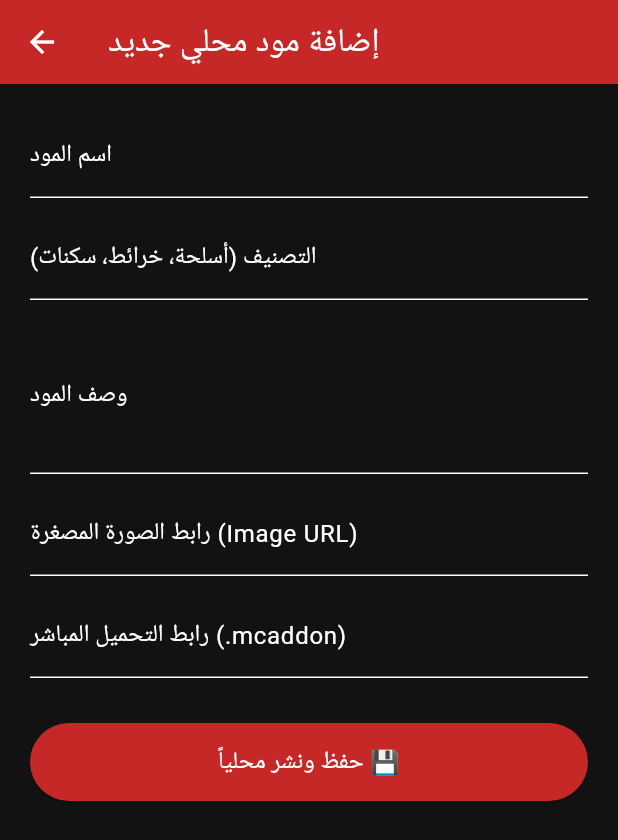
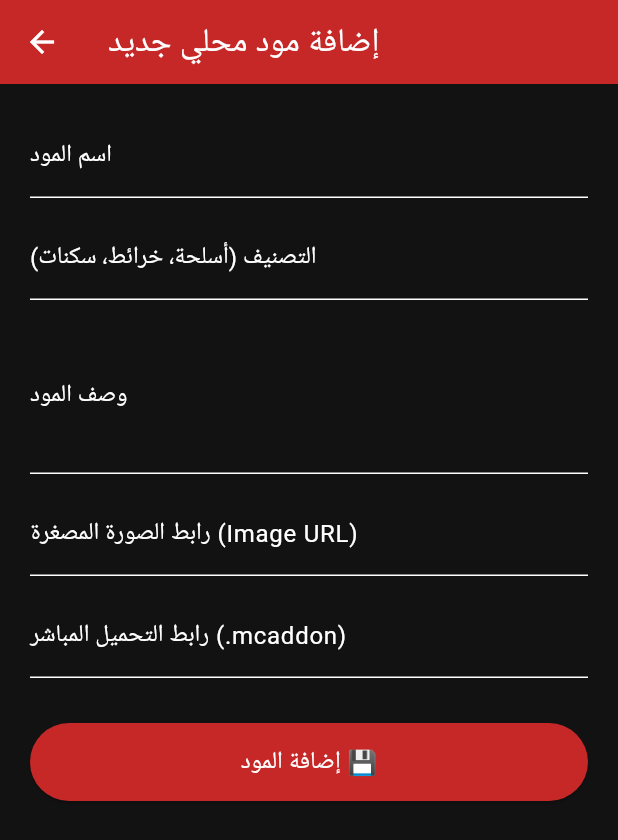
Before and after one commit to twkt7538-arch/KIM-ADDONS52, a Flutter app: the screen it shows after launch, item 4 of the bottom bar chosen, after a tap on "إضافة مود جديد محلياً 📂", on a phone screen of 412 x 824 dp. Shown: the top 840 px of the screen. Run offline on Flutter 3.47's test engine with Material 3 defaults, Android fonts, the phone set to English and light mode, and no system bars.

Commit message:
إصلاح الأخطاء البرمجية والتحول لنظام محلي مستقر تماماً

```diff
--- a/lib/main.dart
+++ b/lib/main.dart
@@ -1,6 +1,4 @@
 import 'package:flutter/material.dart';
-import 'package:shared_preferences/shared_preferences.dart';
-import 'dart:convert';
 
 void main() {
   WidgetsFlutterBinding.ensureInitialized();
@@ -23,24 +21,6 @@ class AddonModel {
     required this.imageUrl,
     required this.downloadLink,
   });
-
-  Map<String, dynamic> toJson() => {
-        'id': id,
-        'title': title,
-        'category': category,
-        'description': description,
-        'imageUrl': imageUrl,
-        'downloadLink': downloadLink,
-      };
-
-  factory AddonModel.fromJson(Map<String, dynamic> json) => AddonModel(
-        id: json['id'] ?? '',
-        title: json['title'] ?? '',
-        category: json['category'] ?? 'عام',
-        description: json['description'] ?? '',
-        imageUrl: json['imageUrl'] ?? '',
-        downloadLink: json['downloadLink'] ?? '',
-      );
 }
 
 class KimAddonsApp extends StatefulWidget {
@@ -119,41 +99,19 @@ class _MainNavigationScreenState extends State<MainNavigationScreen> {
   int _currentIndex = 0;
   String searchQuery = "";
   final GlobalKey<ScaffoldState> _scaffoldKey = GlobalKey<ScaffoldState>();
-  List<AddonModel> localAddons = [];
 
-  @override
-  void initState() {
-    super.initState();
-    _loadAddons();
-  }
+  // قائمة المودات المحلية الثابتة أثناء تشغيل التطبيق
+  static final List<AddonModel> globalAddons = [];
 
-  Future<void> _loadAddons() async {
-    final prefs = await SharedPreferences.getInstance();
-    final String? addonsString = prefs.getString('local_addons');
-    if (addonsString != null) {
-      final List decoded = jsonDecode(addonsString);
-      setState(() {
-        localAddons = decoded.map((e) => AddonModel.fromJson(e)).toList();
-      });
-    }
-  }
-
-  Future<void> _saveAddons() async {
-    final prefs = await SharedPreferences.getInstance();
-    final String encoded = jsonEncode(localAddons.map((e) => e.toJson()).toList());
-    await prefs.setString('local_addons', encoded);
-  }
-
-  void _add这位NewAddon(AddonModel addon) {
+  void _addNewAddon(AddonModel addon) {
     setState(() {
-      localAddons.add(addon);
+      globalAddons.add(addon);
     });
-    _saveAddons();
   }
 
   @override
   Widget build(BuildContext context) {
-    final filteredAddons = localAddons
+    final filteredAddons = globalAddons
         .where((e) => e.title.toLowerCase().contains(searchQuery.toLowerCase()))
         .toList();
 
@@ -239,7 +197,7 @@ class _MainNavigationScreenState extends State<MainNavigationScreen> {
       const Center(child: Text('التحميلات')),
       ProfileScreen(
         primaryColor: widget.primaryColor,
-        onAddAddon: _add这位NewAddon,
+        onAddAddon: _addNewAddon,
       ),
     ];
 
@@ -453,7 +411,7 @@ class _LocalAddonPanelState extends State<LocalAddonPanel> {
 
     widget.onAdd(newAddon);
     ScaffoldMessenger.of(context).showSnackBar(
-      const SnackBar(content: Text('تم حفظ المود محلياً بنجاح! 🚀')),
+      const SnackBar(content: Text('تمت إضافة المود بنجاح! 🚀')),
     );
     Navigator.pop(context);
   }
@@ -501,7 +459,7 @@ class _LocalAddonPanelState extends State<LocalAddonPanel> {
                 padding: const EdgeInsets.symmetric(vertical: 14),
               ),
               onPressed: _saveLocalAddon,
-              child: const Text('حفظ ونشر محلياً 💾', style: TextStyle(color: Colors.white, fontSize: 16)),
+              child: const Text('إضافة المود 💾', style: TextStyle(color: Colors.white, fontSize: 16)),
             ),
           ],
         ),
```
